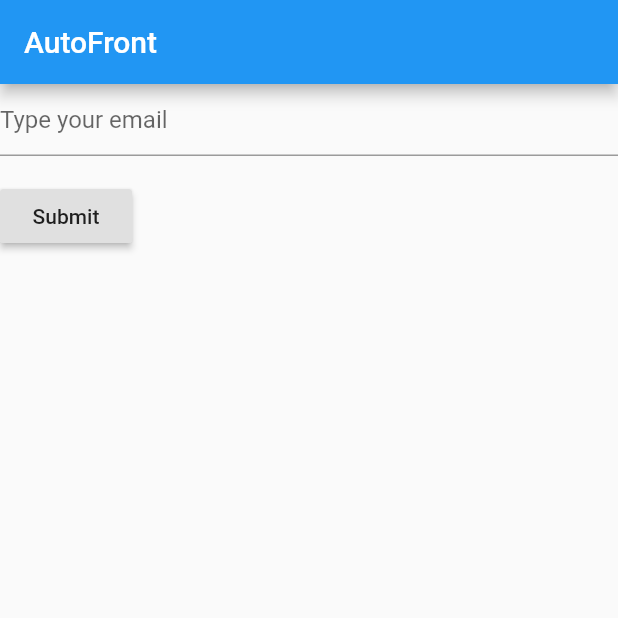
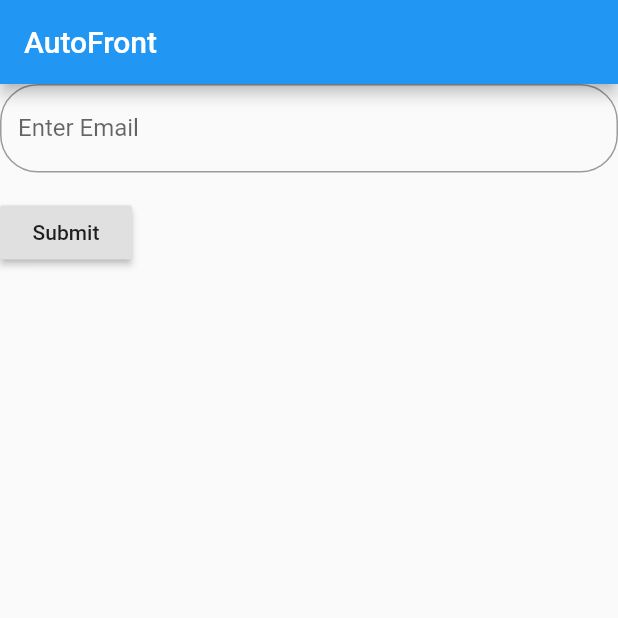
Before and after one commit to velrino/flutter, a Flutter app: the screen it shows after launch, on a phone screen of 412 x 824 dp, the top half of it. Run offline on Flutter 3.47's test engine with Material 2 defaults, Android fonts, the phone set to English and light mode, and no system bars.

Commit message:
:bento: OutlineInputBorder in input

```diff
--- a/lib/main.dart
+++ b/lib/main.dart
@@ -36,9 +36,13 @@ class _MyStatefulWidgetState extends State<MyStatefulWidget> {
         crossAxisAlignment: CrossAxisAlignment.start,
         children: <Widget>[
           TextFormField(
-            decoration: const InputDecoration(
-              contentPadding: EdgeInsets.symmetric(vertical: -5),
-              hintText: 'Type your email',
+            decoration: InputDecoration(
+              labelText: "Enter Email",
+              fillColor: Colors.white,
+              border: OutlineInputBorder(
+                borderRadius: BorderRadius.circular(25.0),
+                borderSide: BorderSide(),
+              ),
             ),
             validator: (value) {
               if (value.isEmpty) {
@@ -46,7 +50,6 @@ class _MyStatefulWidgetState extends State<MyStatefulWidget> {
               }
               return null;
             },
-
           ),
           Padding(
             padding: const EdgeInsets.symmetric(vertical: 16.0),
```
